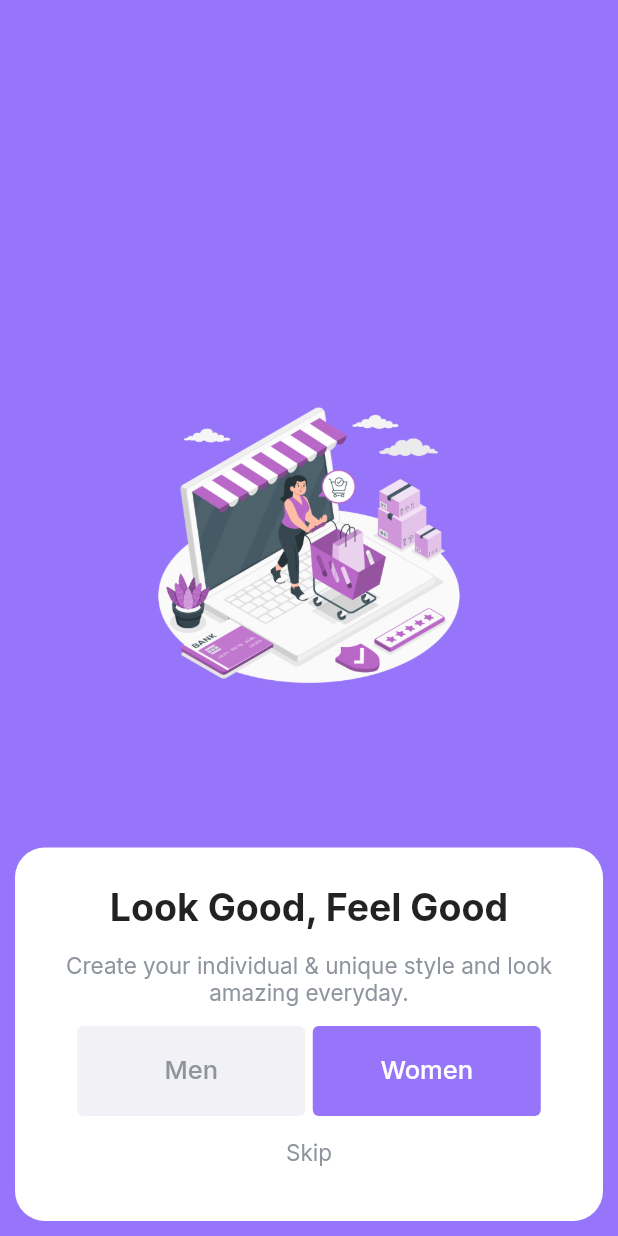
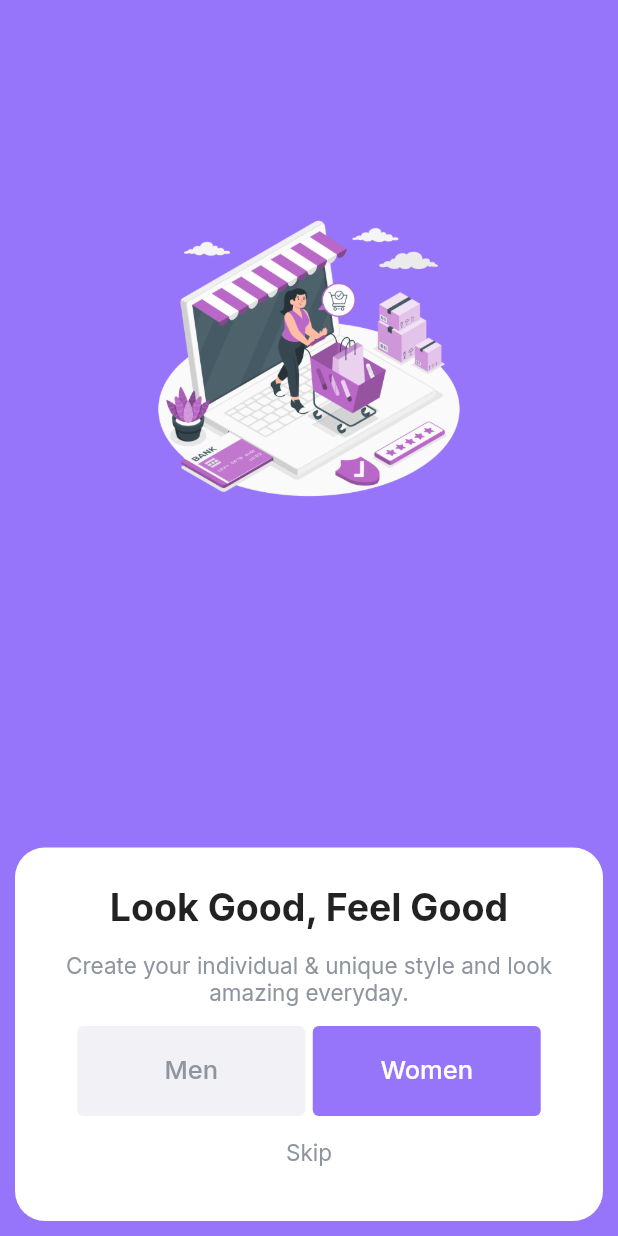
Before and after one commit to eyad-gomaa/E-Commerce-App, a Flutter app: the screen it shows after launch, on a phone screen of 412 x 824 dp. Run offline on Flutter 3.47's test engine with Material 2 defaults, Android fonts, the phone set to English and light mode, and no system bars; our stand-ins replace cached_network_image, cloud_firestore, conditional_builder_null_safety, dartz, dio, feather_icons and 11 more; accounts and stored records are empty.

Commit message:
edit gender view

```diff
--- a/lib/Features/register/presentation/view/widget/forgot_password_view_body.dart
+++ b/lib/Features/register/presentation/view/widget/forgot_password_view_body.dart
@@ -1,8 +1,6 @@
 import 'package:e_commerce1/Features/register/presentation/view/widget/custom_bottom_button.dart';
 import 'package:e_commerce1/core/resources/asset_manager.dart';
-import 'package:e_commerce1/core/resources/color_manager.dart';
 import 'package:e_commerce1/core/resources/style.dart';
-import 'package:flutter/cupertino.dart';
 import 'package:flutter/material.dart';
 
 class ForgotPasswordViewBody extends StatelessWidget {
--- a/lib/Features/splash/presentation/view/gender_view.dart
+++ b/lib/Features/splash/presentation/view/gender_view.dart
@@ -18,13 +18,20 @@ class GenderView extends StatelessWidget {
         child: Padding(
           padding:  const EdgeInsets.all(PaddingSize.s10),
           child: Column(
-            mainAxisAlignment: MainAxisAlignment.end,
+            mainAxisAlignment: MainAxisAlignment.spaceBetween,
             children: [
-              Padding(
-                padding: const EdgeInsets.only(bottom: 100),
-                child: SizedBox(
-                  width: MediaQuery.sizeOf(context).width / 2,
-                    child: Image.asset("assets/images/ecommerce_checkout.png")),
+              Expanded(
+                child: Column(
+                  mainAxisAlignment:MainAxisAlignment.center,
+                  children: [
+                    Padding(
+                      padding: const EdgeInsets.only(bottom: 100),
+                      child: SizedBox(
+                        width: MediaQuery.sizeOf(context).width / 2,
+                          child: Image.asset("assets/images/ecommerce_checkout.png")),
+                    ),
+                  ],
+                ),
               ),
               Container(
                 width: MediaQuery.sizeOf(context).width,
```
